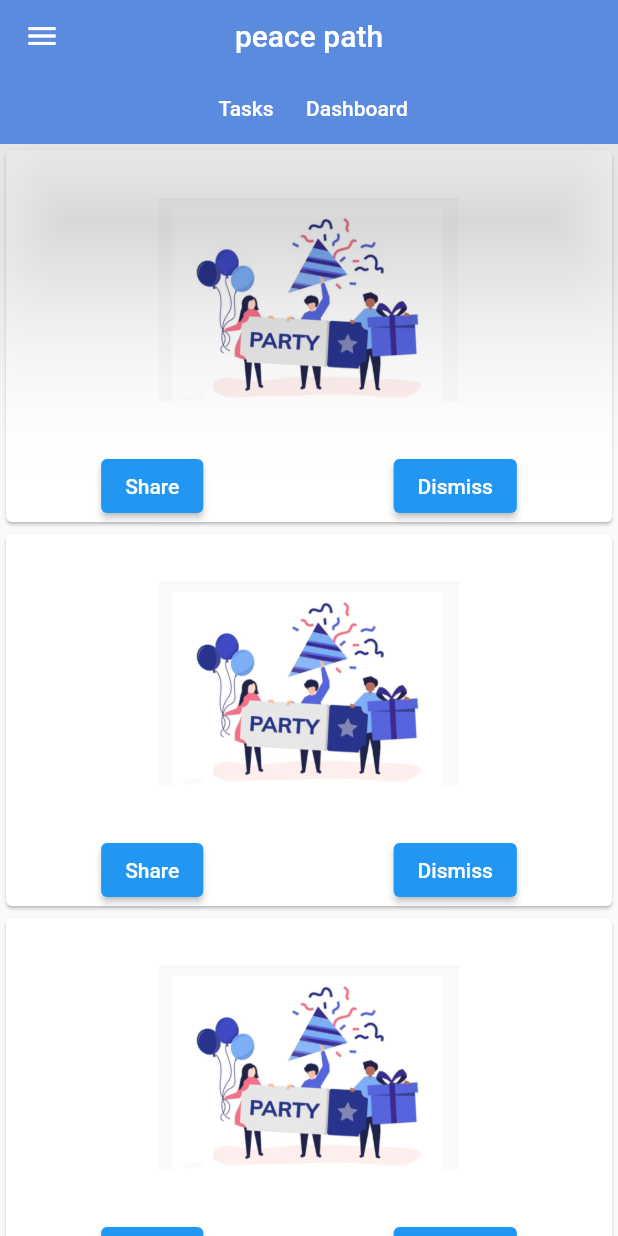
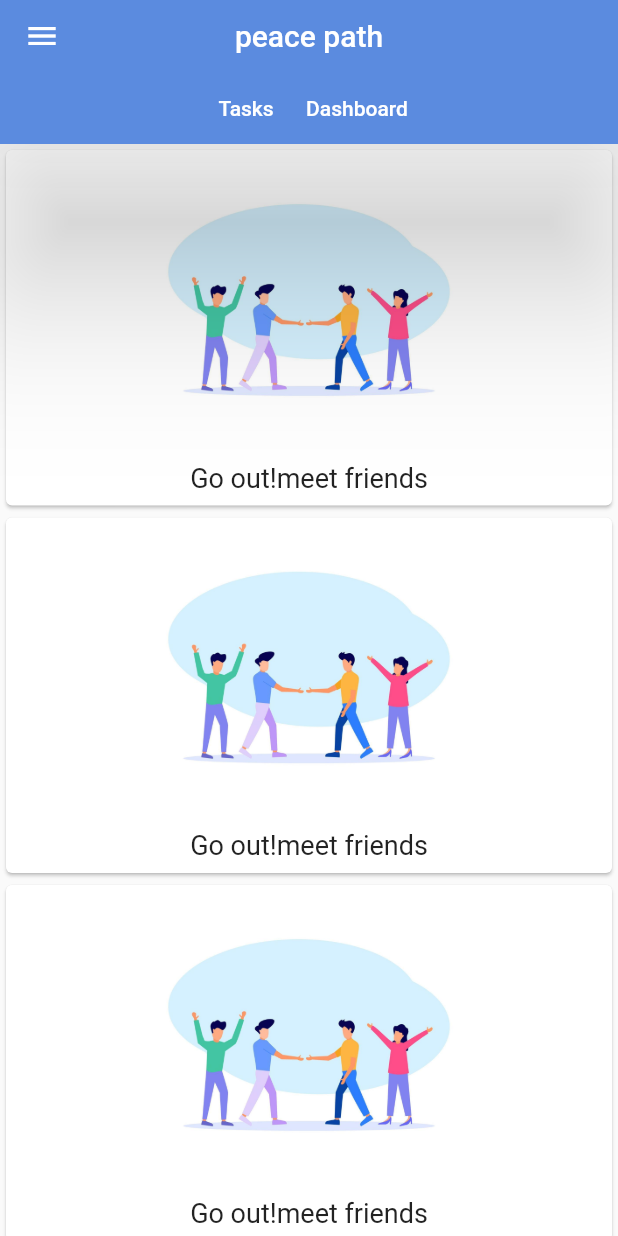
Before and after one commit to MayaAtwan/Mental_Health_tracker, a Flutter app: the screen it shows after launch, on a phone screen of 412 x 824 dp. Run offline on Flutter 3.47's test engine with Material 2 defaults, Android fonts, the light colour scheme and no system bars.

Commit message:
adding tasks screen

```diff
--- a/lib/main.dart
+++ b/lib/main.dart
@@ -1,6 +1,5 @@
 import 'package:flutter/material.dart';
-
-import 'CustomTabBar.dart';
+import 'package:mental_health_tracker/screens/Tasks.dart';
 
 void main() {
   runApp(MyApp());
@@ -10,55 +9,7 @@ class MyApp extends StatelessWidget {
   @override
   Widget build(BuildContext context) {
     return MaterialApp(
-      home: Scaffold(
-        body: DashboardPage(),
-      ),
+      home: TasksPage(), // Specify the TasksPage as the home page
     );
   }
 }
-
-class DashboardItem extends StatelessWidget {
-  final String photoUrl;
-
-  DashboardItem({required this.photoUrl});
-
-  @override
-  Widget build(BuildContext context) {
-    return Card(
-      child: Column(
-        children: [
-          Image.asset(photoUrl, height: 200, width: 200),
-          Row(
-            mainAxisAlignment: MainAxisAlignment.spaceAround,
-            children: [
-              ElevatedButton(
-                onPressed: () {},
-                child: const Text('Share'),
-              ),
-              ElevatedButton(
-                onPressed: () {},
-                child: const Text('Dismiss'),
-              ),
-            ],
-          ),
-        ],
-      ),
-    );
-  }
-}
-
-class DashboardPage extends StatelessWidget {
-  @override
-  Widget build(BuildContext context) {
-    return Scaffold(
-      appBar: customAppBar(), // Use the custom app bar here as well
-      body: ListView(
-        children: [
-          DashboardItem(photoUrl: 'assets/img1-app.png'),
-          DashboardItem(photoUrl: 'assets/img1-app.png'),
-          DashboardItem(photoUrl: 'assets/img1-app.png'),
-        ],
-      ),
-    );
-  }
-}
--- a/lib/screens/Tasks.dart
+++ b/lib/screens/Tasks.dart
@@ -0,0 +1,53 @@
+import 'package:flutter/material.dart';
+
+import '../CustomTabBar.dart';
+
+class TasksItem extends StatelessWidget {
+  final String photoUrl;
+  final String itemText;
+
+  TasksItem({required this.photoUrl, required this.itemText});
+
+  @override
+  Widget build(BuildContext context) {
+    return Card(
+      child: Column(
+        children: [
+          Image.asset(photoUrl, height: 200, width: 200),
+          Padding(
+            padding: const EdgeInsets.all(8.0),
+            child: Text(
+              itemText,
+              style: const TextStyle(fontSize: 18),
+            ),
+          ),
+        ],
+      ),
+    );
+  }
+}
+
+class TasksPage extends StatelessWidget {
+  @override
+  Widget build(BuildContext context) {
+    return Scaffold(
+      appBar: customAppBar(),
+      body: ListView(
+        children: [
+          TasksItem(
+            photoUrl: 'assets/img2.jpg',
+            itemText: 'Go out!meet friends',
+          ),
+          TasksItem(
+            photoUrl: 'assets/img2.jpg',
+            itemText: 'Go out!meet friends',
+          ),
+          TasksItem(
+            photoUrl: 'assets/img2.jpg',
+            itemText: 'Go out!meet friends',
+          ),
+        ],
+      ),
+    );
+  }
+}
--- a/pubspec.yaml
+++ b/pubspec.yaml
@@ -55,5 +55,6 @@ flutter:
   uses-material-design: true
   assets:
     - assets/img1-app.png
+    - assets/img2.jpg
    # - images/a_dot_burr.jpeg
   # - images/a_dot_ham.jpeg
```
Also changed, not shown: assets/img2.jpg (added).
